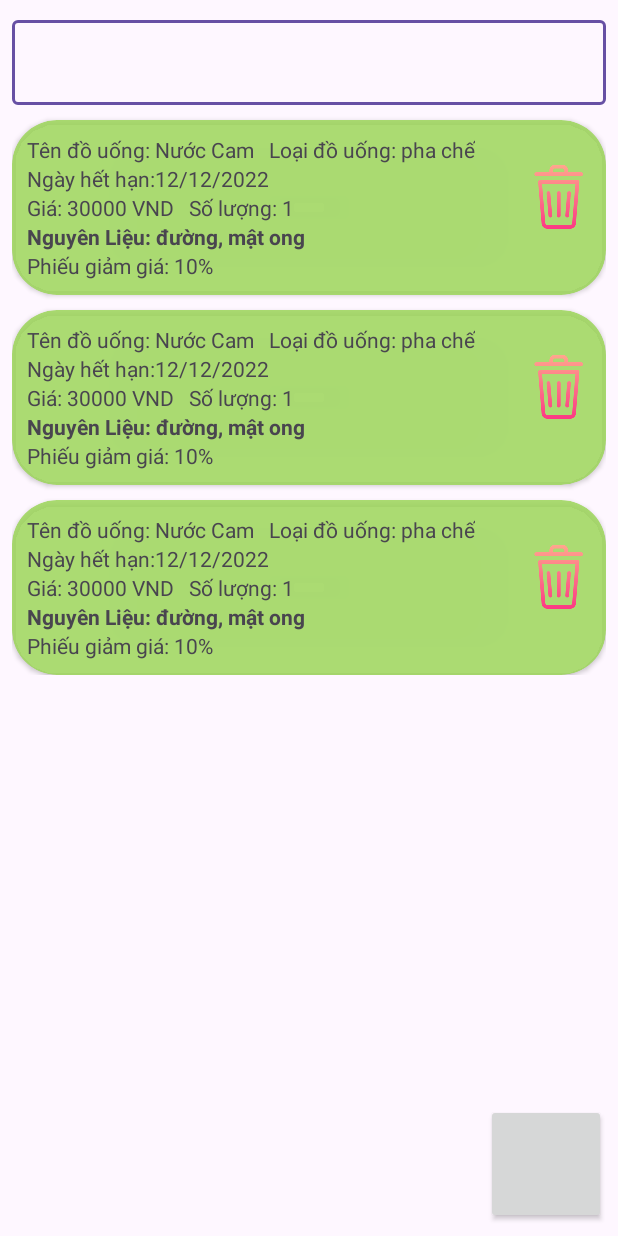
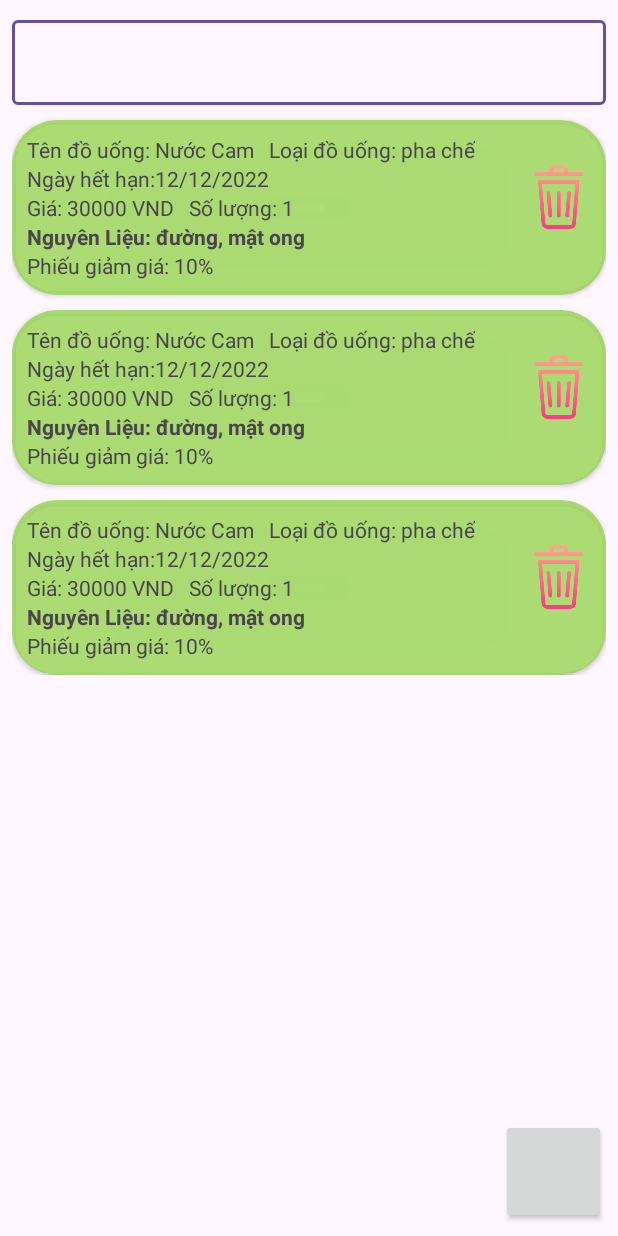
Before and after one commit to vanhnguyen204/PRO1121_DA1, an Android app: the layout fragment__drink.xml on its own in the app's theme, with its tools: preview values and no code run, on a phone screen of 412 x 824 dp. Run offline under Robolectric (Android 15) with nearby library versions, the phone set to English and light mode, and no system bars.

Commit message:
update-doan

```diff
--- a/app/src/main/res/layout/fragment__drink.xml
+++ b/app/src/main/res/layout/fragment__drink.xml
@@ -30,8 +30,8 @@
         />
     <androidx.appcompat.widget.AppCompatButton
         android:id="@+id/btn_add_drink"
-        android:layout_width="80dp"
-        android:layout_height="80dp"
+        android:layout_width="70dp"
+        android:layout_height="70dp"
         android:layout_alignParentEnd="true"
         android:layout_alignParentBottom="true"
 
```
